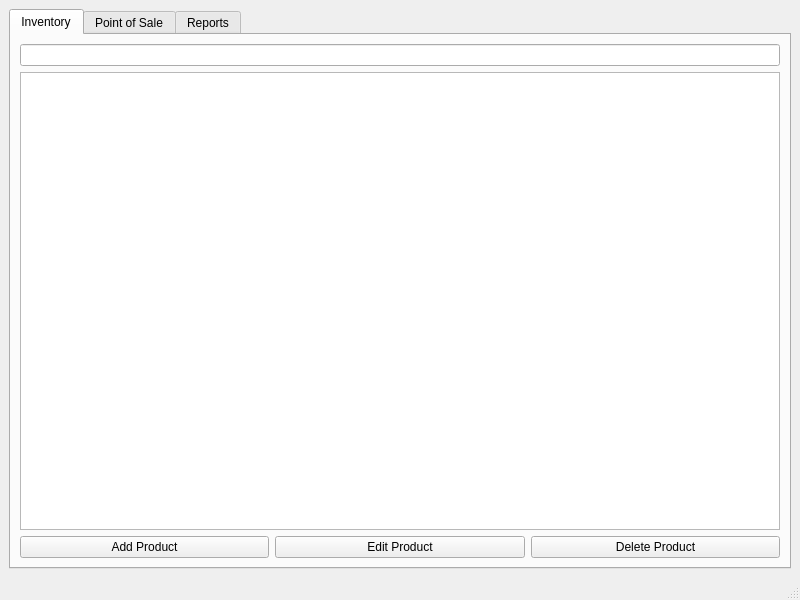
NoureddineDRIOUECH/POS, file mainwindow.ui: the form before one commit.
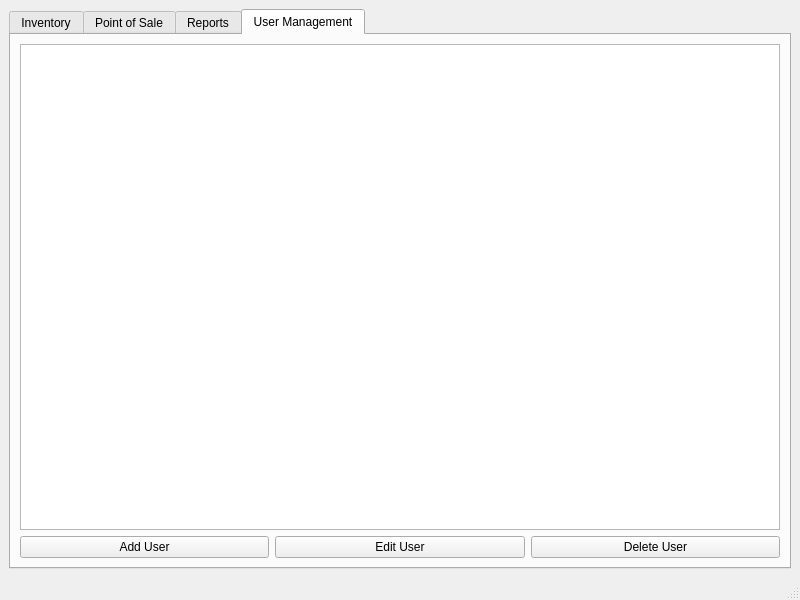
The form after the commit. The open tabs and pages were chosen to show the change.

Commit message: feat: users management

```diff
--- a/mainwindow.ui
+++ b/mainwindow.ui
@@ -138,6 +138,41 @@
         </item>
        </layout>
       </widget>
+      <widget class="QWidget" name="userManagementTab">
+       <attribute name="title">
+        <string>User Management</string>
+       </attribute>
+       <layout class="QVBoxLayout" name="verticalLayout_5">
+        <item>
+         <widget class="QTableView" name="usersTableView"/>
+        </item>
+        <item>
+         <layout class="QHBoxLayout" name="horizontalLayout_4">
+          <item>
+           <widget class="QPushButton" name="addUserButton">
+            <property name="text">
+             <string>Add User</string>
+            </property>
+           </widget>
+          </item>
+          <item>
+           <widget class="QPushButton" name="editUserButton">
+            <property name="text">
+             <string>Edit User</string>
+            </property>
+           </widget>
+          </item>
+          <item>
+           <widget class="QPushButton" name="deleteUserButton">
+            <property name="text">
+             <string>Delete User</string>
+            </property>
+           </widget>
+          </item>
+         </layout>
+        </item>
+       </layout>
+      </widget>
      </widget>
     </item>
    </layout>
```
The commit also changes 14 other files.
